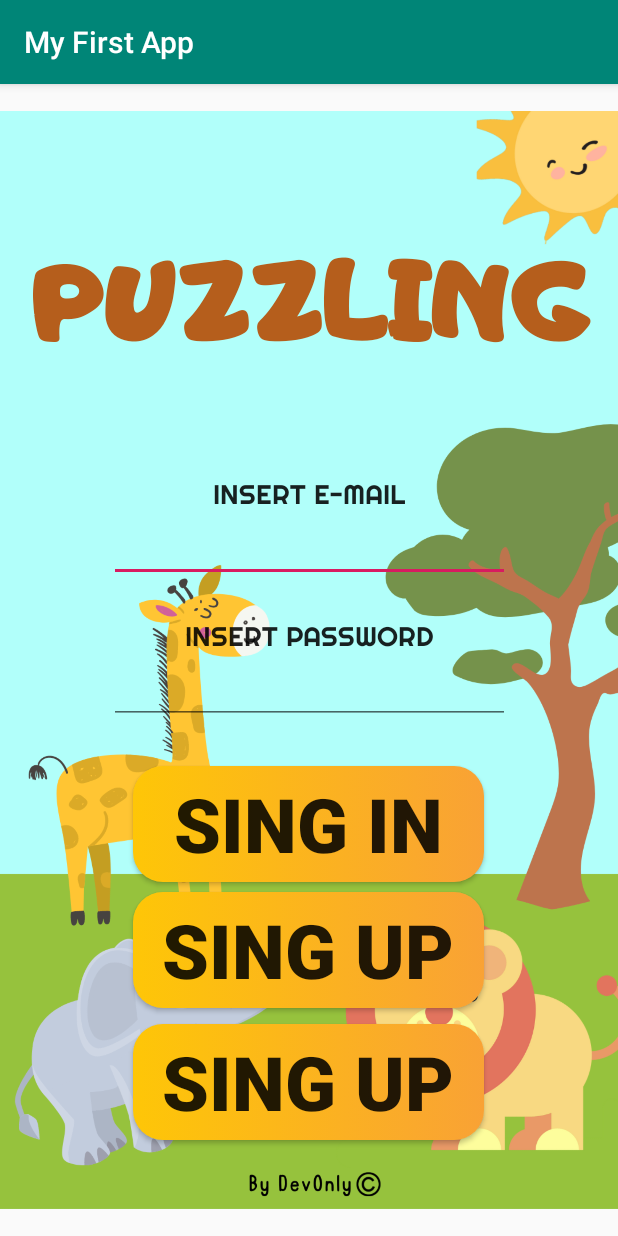
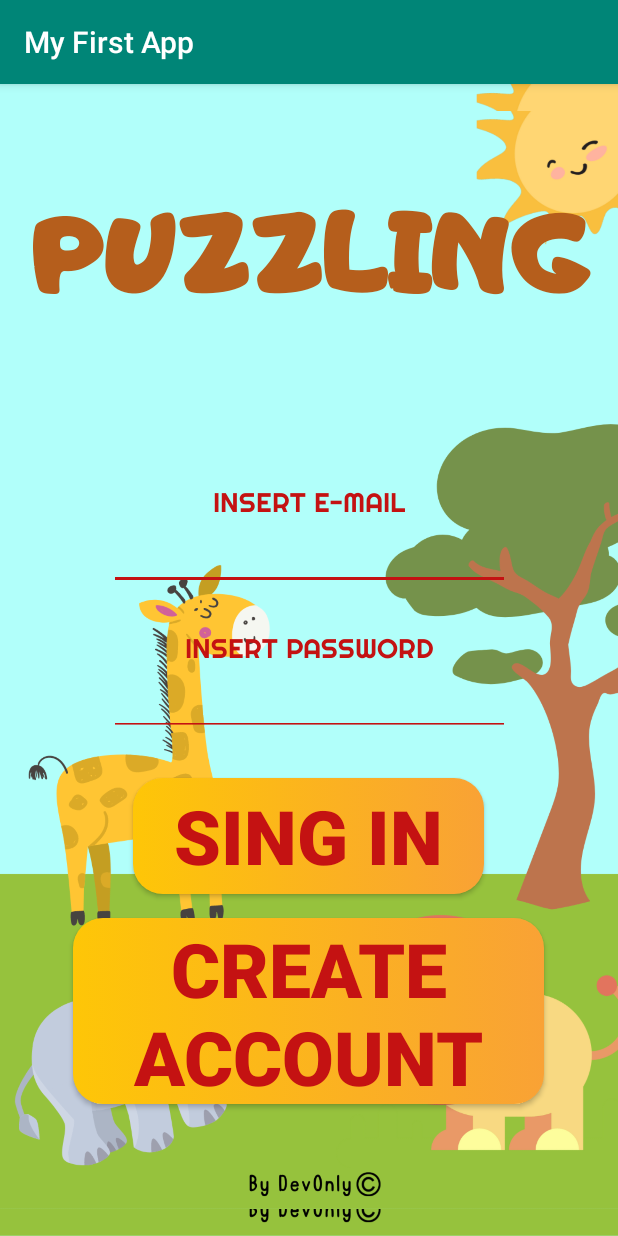
Before and after one commit to ETS-Android2/OnlyDev-Puzzling, an Android app: the screen it shows after launch (MainActivity), on a phone screen of 412 x 824 dp. Run offline under Robolectric (Android 15) with nearby library versions, the phone set to English and light mode, and no system bars.

Commit message:
Cambios en sesion_main
Cambios en sesion_main

```diff
--- a/app/src/main/res/layout/sesion_main.xml
+++ b/app/src/main/res/layout/sesion_main.xml
@@ -2,8 +2,10 @@
 <android.support.constraint.ConstraintLayout xmlns:android="http://schemas.android.com/apk/res/android"
     xmlns:app="http://schemas.android.com/apk/res-auto"
     xmlns:tools="http://schemas.android.com/tools"
+    android:id="@+id/background"
     android:layout_width="match_parent"
     android:layout_height="match_parent"
+    android:background="@drawable/mockup_p9___eng_1"
     tools:context=".MainActivity">
 
     <ImageView
@@ -11,62 +13,53 @@
         android:layout_width="wrap_content"
         android:layout_height="wrap_content"
         app:srcCompat="@drawable/mockup_p9___eng_1"
+        tools:ignore="MissingConstraints"
         tools:layout_editor_absoluteX="0dp"
-        tools:layout_editor_absoluteY="0dp"
-        tools:ignore="MissingConstraints" />
+        tools:layout_editor_absoluteY="0dp" />
 
     <Button
         android:id="@+id/ini_sesion"
         android:layout_width="234dp"
         android:layout_height="77dp"
-        android:layout_marginBottom="152dp"
+        android:layout_marginBottom="228dp"
         android:background="@drawable/button_style"
-        android:text="SING UP"
+        android:text="SING IN"
         android:textSize="50sp"
         android:textStyle="bold"
+        android:textColor="#c41212"
         app:layout_constraintBottom_toBottomOf="parent"
         app:layout_constraintEnd_toEndOf="parent"
         app:layout_constraintHorizontal_bias="0.497"
         app:layout_constraintStart_toStartOf="parent" />
 
+
     <Button
         android:id="@+id/ini_sesion2"
-        android:layout_width="234dp"
-        android:layout_height="77dp"
-        android:layout_marginBottom="64dp"
+        android:layout_width="314dp"
+        android:layout_height="124dp"
+        android:layout_marginBottom="88dp"
         android:background="@drawable/button_style"
-        android:text="SING UP"
+        android:text="CREATE ACCOUNT"
         android:textSize="50sp"
+        android:textColor="#c41212"
         android:textStyle="bold"
         app:layout_constraintBottom_toBottomOf="parent"
         app:layout_constraintEnd_toEndOf="parent"
-        app:layout_constraintHorizontal_bias="0.497"
-        app:layout_constraintStart_toStartOf="parent" />
-
-    <Button
-        android:id="@+id/ini_sesion"
-        android:layout_width="234dp"
-        android:layout_height="77dp"
-        android:layout_marginBottom="236dp"
-        android:background="@drawable/button_style"
-        android:text="SING IN"
-        android:textSize="50sp"
-        android:textStyle="bold"
-        app:layout_constraintBottom_toBottomOf="parent"
-        app:layout_constraintEnd_toEndOf="parent"
-        app:layout_constraintHorizontal_bias="0.497"
+        app:layout_constraintHorizontal_bias="0.494"
         app:layout_constraintStart_toStartOf="parent" />
 
     <EditText
         android:id="@+id/email_sesion"
         android:layout_width="267dp"
         android:layout_height="80dp"
+        android:backgroundTint="#c41212"
         android:ems="10"
         android:fontFamily="@font/regular"
         android:gravity="center_horizontal"
         android:inputType="textEmailAddress"
         android:text="INSERT E-MAIL"
         android:textAlignment="center"
+        android:textColor="#c41212"
         app:layout_constraintBottom_toTopOf="@+id/ini_sesion"
         app:layout_constraintEnd_toEndOf="parent"
         app:layout_constraintStart_toStartOf="parent"
@@ -74,15 +67,17 @@
         app:layout_constraintVertical_bias="0.672" />
 
     <EditText
-        android:id="@+id/email_sesion"
+        android:id="@+id/password_sesion"
         android:layout_width="267dp"
         android:layout_height="80dp"
+        android:backgroundTint="#c41212"
         android:ems="10"
         android:fontFamily="@font/regular"
         android:gravity="center_horizontal"
         android:inputType="textEmailAddress"
         android:text="INSERT PASSWORD"
         android:textAlignment="center"
+        android:textColor="#c41212"
         app:layout_constraintBottom_toTopOf="@+id/ini_sesion"
         app:layout_constraintEnd_toEndOf="parent"
         app:layout_constraintStart_toStartOf="parent"
@@ -93,7 +88,7 @@
         android:id="@+id/textView"
         android:layout_width="wrap_content"
         android:layout_height="wrap_content"
-        android:layout_marginTop="100dp"
+        android:layout_marginTop="68dp"
         android:fontFamily="@font/adigiana"
         android:shadowColor="#000000"
         android:text="PUZZLING"
```
